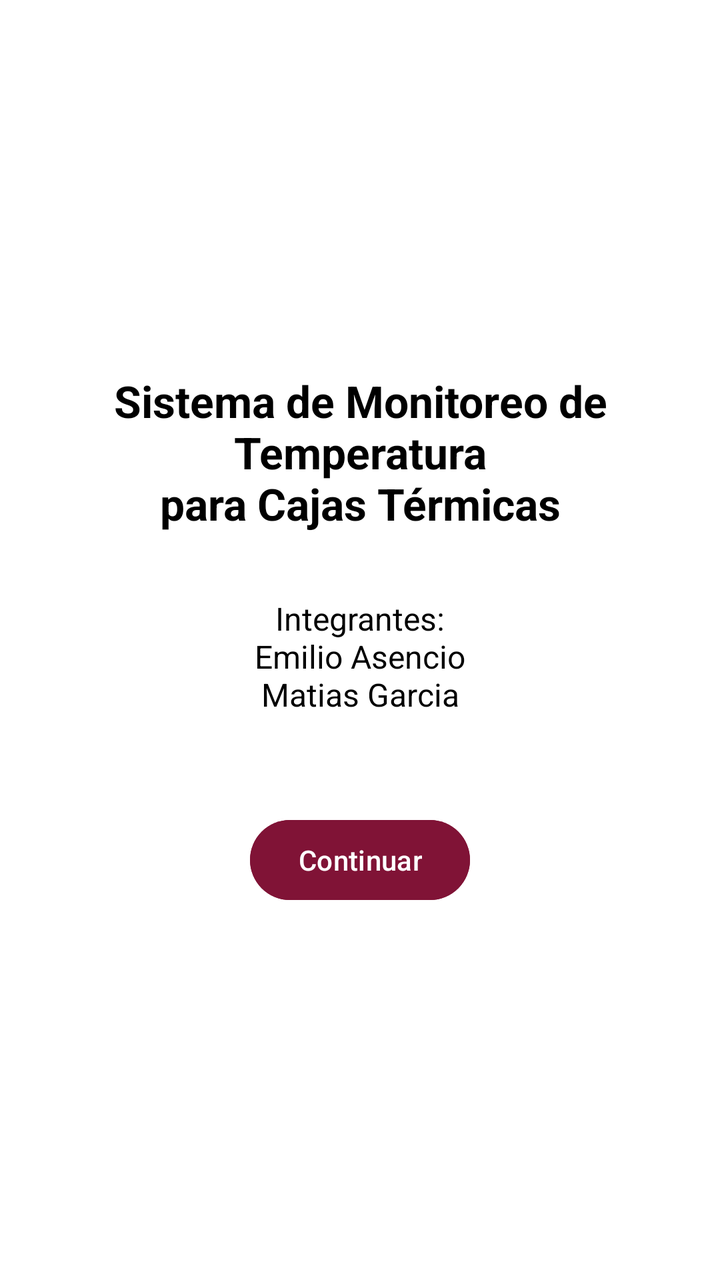
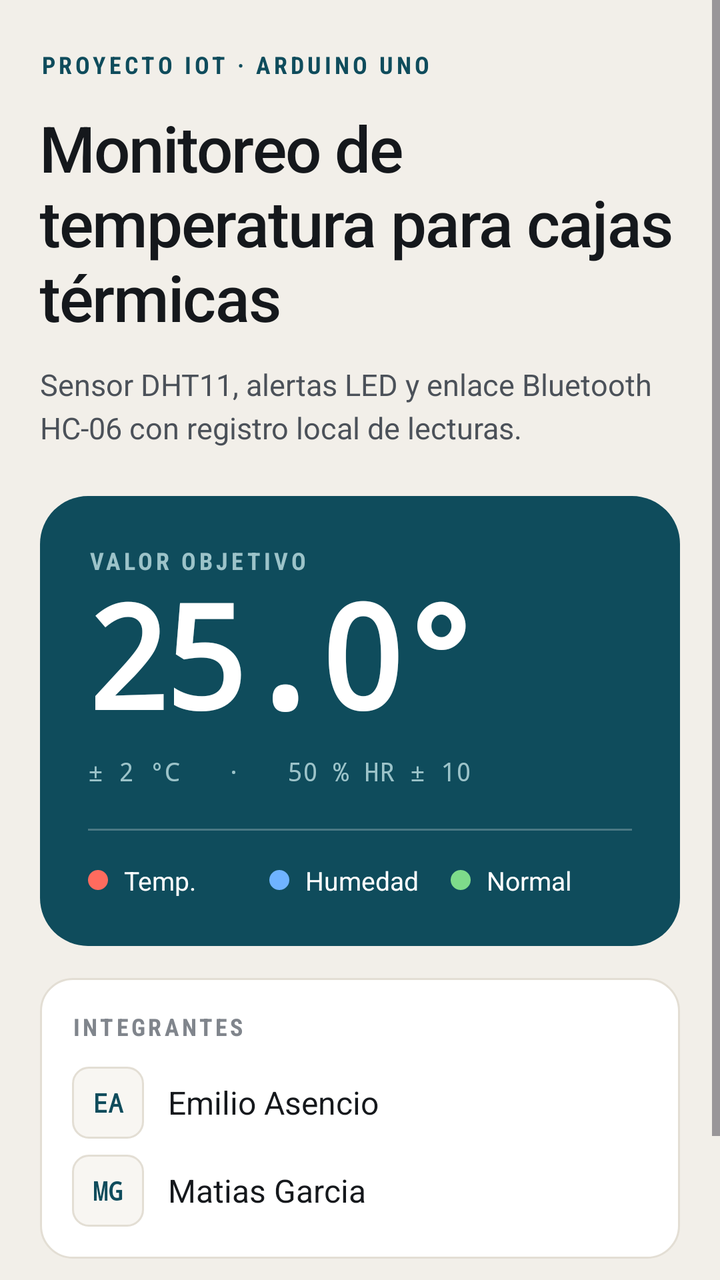

Two renders of the same Android screen: before a commit and after it. Below are the layout's source before the change and the commit's diff.
<!-- AndroidManifest.xml: application theme Theme.Test -->
<!-- res/layout/activity_main.xml -->
<?xml version="1.0" encoding="utf-8"?>
<LinearLayout xmlns:android="http://schemas.android.com/apk/res/android"
    android:layout_width="match_parent"
    android:layout_height="match_parent"
    android:orientation="vertical"
    android:gravity="center"
    android:padding="24dp"
    android:background="#FFFFFF">

    <TextView
        android:id="@+id/tvTitulo"
        android:layout_width="wrap_content"
        android:layout_height="wrap_content"
        android:text="Sistema de Monitoreo de Temperatura\npara Cajas Térmicas"
        android:textSize="22sp"
        android:textStyle="bold"
        android:gravity="center"
        android:layout_marginBottom="32dp"
        android:textColor="#000000"/>

    <TextView
        android:id="@+id/tvIntegrantes"
        android:layout_width="wrap_content"
        android:layout_height="wrap_content"
        android:layout_marginBottom="48dp"
        android:gravity="center"
        android:text="Integrantes:\nEmilio Asencio\nMatias Garcia"
        android:textSize="16sp"
        android:textColor="#000000"/>

    <Button
        android:id="@+id/btnContinuar"
        android:layout_width="wrap_content"
        android:layout_height="wrap_content"
        android:text="Continuar"
        android:backgroundTint="#801336"
        android:textColor="#FFFFFF"/>


</LinearLayout>
<!-- resources referenced by this layout -->
<resources>
  <style name="Base.Theme.Test" parent="Theme.Material3.DayNight.NoActionBar">
          
          
      </style>
  <!-- unchanged entries left out for length: 1 -->
</resources>

<!-- the commit's change to res/layout/activity_main.xml (unified diff, before → after) -->
@@ -1,40 +1,222 @@
 <?xml version="1.0" encoding="utf-8"?>
-<LinearLayout xmlns:android="http://schemas.android.com/apk/res/android"
+<ScrollView xmlns:android="http://schemas.android.com/apk/res/android"
+    android:id="@+id/raiz"
     android:layout_width="match_parent"
     android:layout_height="match_parent"
-    android:orientation="vertical"
-    android:gravity="center"
-    android:padding="24dp"
-    android:background="#FFFFFF">
-
-    <TextView
-        android:id="@+id/tvTitulo"
-        android:layout_width="wrap_content"
+    android:background="@color/fondo"
+    android:fillViewport="true">
+
+    <LinearLayout
+        android:layout_width="match_parent"
         android:layout_height="wrap_content"
-        android:text="Sistema de Monitoreo de Temperatura\npara Cajas Térmicas"
-        android:textSize="22sp"
-        android:textStyle="bold"
-        android:gravity="center"
-        android:layout_marginBottom="32dp"
-        android:textColor="#000000"/>
-
-    <TextView
-        android:id="@+id/tvIntegrantes"
-        android:layout_width="wrap_content"
-        android:layout_height="wrap_content"
-        android:layout_marginBottom="48dp"
-        android:gravity="center"
-        android:text="Integrantes:\nEmilio Asencio\nMatias Garcia"
-        android:textSize="16sp"
-        android:textColor="#000000"/>
-
-    <Button
-        android:id="@+id/btnContinuar"
-        android:layout_width="wrap_content"
-        android:layout_height="wrap_content"
-        android:text="Continuar"
-        android:backgroundTint="#801336"
-        android:textColor="#FFFFFF"/>
-
-
-</LinearLayout>
+        android:orientation="vertical"
+        android:paddingStart="@dimen/margen_pantalla"
+        android:paddingTop="24dp"
+        android:paddingEnd="@dimen/margen_pantalla"
+        android:paddingBottom="@dimen/margen_pantalla">
+
+        <TextView
+            style="@style/Texto.Eyebrow"
+            android:layout_width="wrap_content"
+            android:layout_height="wrap_content"
+            android:text="Proyecto IoT · Arduino UNO" />
+
+        <TextView
+            style="@style/Texto.Titulo"
+            android:layout_width="match_parent"
+            android:layout_height="wrap_content"
+            android:layout_marginTop="12dp"
+            android:text="Monitoreo de temperatura para cajas térmicas"
+            android:textSize="32sp" />
+
+        <TextView
+            style="@style/Texto.Subtitulo"
+            android:layout_width="match_parent"
+            android:layout_height="wrap_content"
+            android:layout_marginTop="12dp"
+            android:text="Sensor DHT11, alertas LED y enlace Bluetooth HC-06 con registro local de lecturas." />
+
+        
+        <LinearLayout
+            android:layout_width="match_parent"
+            android:layout_height="0dp"
+            android:layout_marginTop="24dp"
+            android:layout_weight="1"
+            android:background="@drawable/bg_hero"
+            android:minHeight="220dp"
+            android:orientation="vertical"
+            android:padding="24dp">
+
+            <TextView
+                style="@style/Texto.Eyebrow"
+                android:layout_width="wrap_content"
+                android:layout_height="wrap_content"
+                android:text="Valor objetivo"
+                android:textColor="@color/acento_claro" />
+
+            <View
+                android:layout_width="1dp"
+                android:layout_height="0dp"
+                android:layout_weight="1" />
+
+            <TextView
+                android:layout_width="wrap_content"
+                android:layout_height="wrap_content"
+                android:fontFamily="monospace"
+                android:includeFontPadding="false"
+                android:letterSpacing="-0.06"
+                android:text="25.0°"
+                android:textColor="@color/white"
+                android:textSize="72sp"
+                android:textStyle="bold" />
+
+            <TextView
+                android:layout_width="wrap_content"
+                android:layout_height="wrap_content"
+                android:layout_marginTop="4dp"
+                android:fontFamily="monospace"
+                android:text="± 2 °C   ·   50 % HR ± 10"
+                android:textColor="@color/acento_claro"
+                android:textSize="13sp" />
+
+            <View
+                android:layout_width="match_parent"
+                android:layout_height="1dp"
+                android:layout_marginTop="20dp"
+                android:layout_marginBottom="16dp"
+                android:alpha="0.25"
+                android:background="@color/white" />
+
+            
+            <LinearLayout
+                android:layout_width="match_parent"
+                android:layout_height="wrap_content"
+                android:gravity="center_vertical"
+                android:orientation="horizontal">
+
+                <View
+                    android:layout_width="10dp"
+                    android:layout_height="10dp"
+                    android:background="@drawable/bg_dot"
+                    android:backgroundTint="#FF6B5E" />
+
+                <TextView
+                    android:layout_width="0dp"
+                    android:layout_height="wrap_content"
+                    android:layout_marginStart="8dp"
+                    android:layout_weight="1"
+                    android:text="Temp."
+                    android:textColor="@color/white"
+                    android:textSize="13sp" />
+
+                <View
+                    android:layout_width="10dp"
+                    android:layout_height="10dp"
+                    android:background="@drawable/bg_dot"
+                    android:backgroundTint="#6FB3FF" />
+
+                <TextView
+                    android:layout_width="0dp"
+                    android:layout_height="wrap_content"
+                    android:layout_marginStart="8dp"
+                    android:layout_weight="1"
+                    android:text="Humedad"
+                    android:textColor="@color/white"
+                    android:textSize="13sp" />
+
+                <View
+                    android:layout_width="10dp"
+                    android:layout_height="10dp"
+                    android:background="@drawable/bg_dot"
+                    android:backgroundTint="#7EDB8A" />
+
+                <TextView
+                    android:layout_width="0dp"
+                    android:layout_height="wrap_content"
+                    android:layout_marginStart="8dp"
+                    android:layout_weight="1"
+                    android:text="Normal"
+                    android:textColor="@color/white"
+                    android:textSize="13sp" />
+            </LinearLayout>
+        </LinearLayout>
+
+        
+        <LinearLayout
+            style="@style/Tarjeta"
+            android:layout_width="match_parent"
+            android:layout_height="wrap_content"
+            android:layout_marginTop="16dp"
+            android:orientation="vertical">
+
+            <TextView
+                style="@style/Texto.Seccion"
+                android:layout_width="wrap_content"
+                android:layout_height="wrap_content"
+                android:text="Integrantes" />
+
+            <LinearLayout
+                android:layout_width="match_parent"
+                android:layout_height="wrap_content"
+                android:layout_marginTop="12dp"
+                android:gravity="center_vertical"
+                android:orientation="horizontal">
+
+                <TextView
+                    android:layout_width="36dp"
+                    android:layout_height="36dp"
+                    android:background="@drawable/bg_badge"
+                    android:fontFamily="monospace"
+                    android:gravity="center"
+                    android:text="EA"
+                    android:textColor="@color/acento"
+                    android:textSize="13sp"
+                    android:textStyle="bold" />
+
+                <TextView
+                    android:layout_width="wrap_content"
+                    android:layout_height="wrap_content"
+                    android:layout_marginStart="12dp"
+                    android:text="Emilio Asencio"
+                    android:textColor="@color/tinta"
+                    android:textSize="16sp" />
+            </LinearLayout>
+
+            <LinearLayout
+                android:layout_width="match_parent"
+                android:layout_height="wrap_content"
+                android:layout_marginTop="8dp"
+                android:gravity="center_vertical"
+                android:orientation="horizontal">
+
+                <TextView
+                    android:layout_width="36dp"
+                    android:layout_height="36dp"
+                    android:background="@drawable/bg_badge"
+                    android:fontFamily="monospace"
+                    android:gravity="center"
+                    android:text="MG"
+                    android:textColor="@color/acento"
+                    android:textSize="13sp"
+                    android:textStyle="bold" />
+
+                <TextView
+                    android:layout_width="wrap_content"
+                    android:layout_height="wrap_content"
+                    android:layout_marginStart="12dp"
+                    android:text="Matias Garcia"
+                    android:textColor="@color/tinta"
+                    android:textSize="16sp" />
+            </LinearLayout>
+        </LinearLayout>
+
+        <com.google.android.material.button.MaterialButton
+            android:id="@+id/btnContinuar"
+            style="@style/Boton"
+            android:layout_width="match_parent"
+            android:layout_height="wrap_content"
+            android:layout_marginTop="16dp"
+            android:text="Comenzar" />
+
+    </LinearLayout>
+</ScrollView>
<!-- resource entries referenced after the edit -->
@@ -1,9 +1,107 @@
 <!-- resources referenced by this layout -->
 <resources>
-  <style name="Base.Theme.Test" parent="Theme.Material3.DayNight.NoActionBar">
-          
-          
+  <color name="acento">#0F4C5C</color>
+  <color name="acento_claro">#9CC3C9</color>
+  <color name="fondo">#F2EFE9</color>
+  <color name="tinta">#15181C</color>
+  <color name="white">#FFFFFFFF</color>
+  <dimen name="margen_pantalla">20dp</dimen>
+  <!-- drawable bg_badge (drawable) -->
+  <?xml version="1.0" encoding="utf-8"?>
+  <shape xmlns:android="http://schemas.android.com/apk/res/android" android:shape="rectangle">
+      <solid android:color="@color/superficie_alt" />
+      <corners android:radius="8dp" />
+      <stroke android:width="1dp" android:color="@color/borde" />
+  </shape>
+  <!-- drawable bg_dot (drawable) -->
+  <?xml version="1.0" encoding="utf-8"?>
+  <shape xmlns:android="http://schemas.android.com/apk/res/android" android:shape="oval">
+      <solid android:color="@color/white" />
+  </shape>
+  <!-- drawable bg_hero (drawable) -->
+  <?xml version="1.0" encoding="utf-8"?>
+  <shape xmlns:android="http://schemas.android.com/apk/res/android" android:shape="rectangle">
+      <solid android:color="@color/acento" />
+      <corners android:radius="24dp" />
+  </shape>
+  <style name="Boton" parent="Widget.Material3.Button">
+          <item name="android:minHeight">@dimen/alto_boton</item>
+          <item name="android:insetTop">0dp</item>
+          <item name="android:insetBottom">0dp</item>
+          <item name="backgroundTint">@color/btn_primario_bg</item>
+          <item name="android:textColor">@color/white</item>
+          <item name="cornerRadius">14dp</item>
+          <item name="android:textAllCaps">false</item>
+          <item name="android:textSize">16sp</item>
+          <item name="android:fontFamily">sans-serif-medium</item>
+          <item name="android:letterSpacing">0</item>
       </style>
+  <style name="Tarjeta" parent="">
+          <item name="android:background">@drawable/bg_card</item>
+          <item name="android:padding">@dimen/padding_tarjeta</item>
+      </style>
+  <style name="Texto.Eyebrow">
+          <item name="android:textSize">12sp</item>
+          <item name="android:textColor">@color/acento</item>
+          <item name="android:fontFamily">sans-serif-condensed</item>
+          <item name="android:textStyle">bold</item>
+          <item name="android:letterSpacing">0.14</item>
+          <item name="android:textAllCaps">true</item>
+      </style>
+  <style name="Texto.Seccion">
+          <item name="android:textSize">12sp</item>
+          <item name="android:textColor">@color/tinta_3</item>
+          <item name="android:fontFamily">sans-serif-condensed</item>
+          <item name="android:textStyle">bold</item>
+          <item name="android:letterSpacing">0.12</item>
+          <item name="android:textAllCaps">true</item>
+      </style>
+  <style name="Texto.Subtitulo">
+          <item name="android:textSize">15sp</item>
+          <item name="android:textColor">@color/tinta_2</item>
+          <item name="android:lineSpacingExtra">4dp</item>
+      </style>
+  <style name="Texto.Titulo">
+          <item name="android:textSize">30sp</item>
+          <item name="android:textColor">@color/tinta</item>
+          <item name="android:fontFamily">sans-serif-medium</item>
+          <item name="android:letterSpacing">-0.02</item>
+      </style>
+  <color name="superficie_alt">#F8F6F2</color>
+  <color name="borde">#E3DED4</color>
+  <dimen name="alto_boton">56dp</dimen>
+  <!-- drawable bg_card (drawable) -->
+  <?xml version="1.0" encoding="utf-8"?>
+  <shape xmlns:android="http://schemas.android.com/apk/res/android" android:shape="rectangle">
+      <solid android:color="@color/superficie" />
+      <corners android:radius="@dimen/radio_tarjeta" />
+      <stroke android:width="1dp" android:color="@color/borde" />
+  </shape>
+  <dimen name="padding_tarjeta">16dp</dimen>
+  <color name="tinta_3">#80858C</color>
+  <color name="tinta_2">#4B5159</color>
+  <style name="Base.Theme.Test" parent="Theme.Material3.Light.NoActionBar">
+          <item name="colorPrimary">@color/acento</item>
+          <item name="colorOnPrimary">@color/white</item>
+          <item name="colorPrimaryContainer">@color/acento_suave</item>
+          <item name="colorOnPrimaryContainer">@color/acento_oscuro</item>
+          <item name="colorSecondary">@color/temp</item>
+          <item name="colorError">@color/error</item>
+          <item name="colorSurface">@color/superficie</item>
+          <item name="colorOnSurface">@color/tinta</item>
+          <item name="colorOnSurfaceVariant">@color/tinta_2</item>
+          <item name="colorOutline">@color/borde</item>
+          <item name="android:colorBackground">@color/fondo</item>
+          <item name="android:windowBackground">@color/fondo</item>
+          <item name="android:windowLightStatusBar">true</item>
+          <item name="android:windowLightNavigationBar" tools:targetApi="27">true</item>
+      </style>
+  <color name="superficie">#FFFFFF</color>
+  <dimen name="radio_tarjeta">16dp</dimen>
+  <color name="acento_suave">#E1EDEE</color>
+  <color name="acento_oscuro">#0A3640</color>
+  <color name="temp">#C2410C</color>
+  <color name="error">#B3261E</color>
   <!-- unchanged entries left out for length: 1 -->
 </resources>
 
